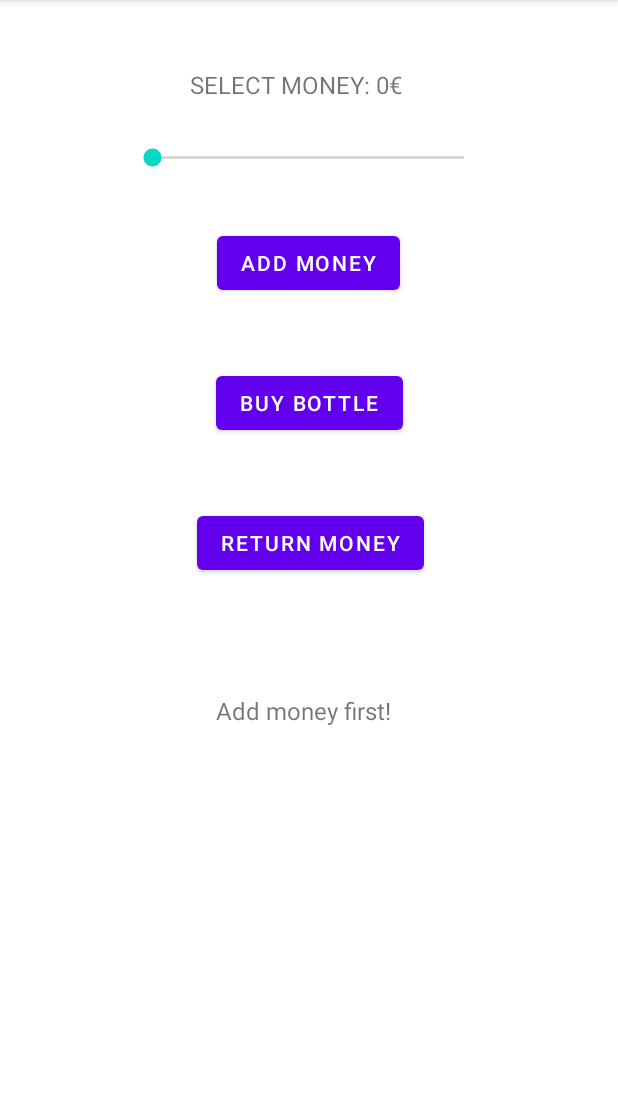
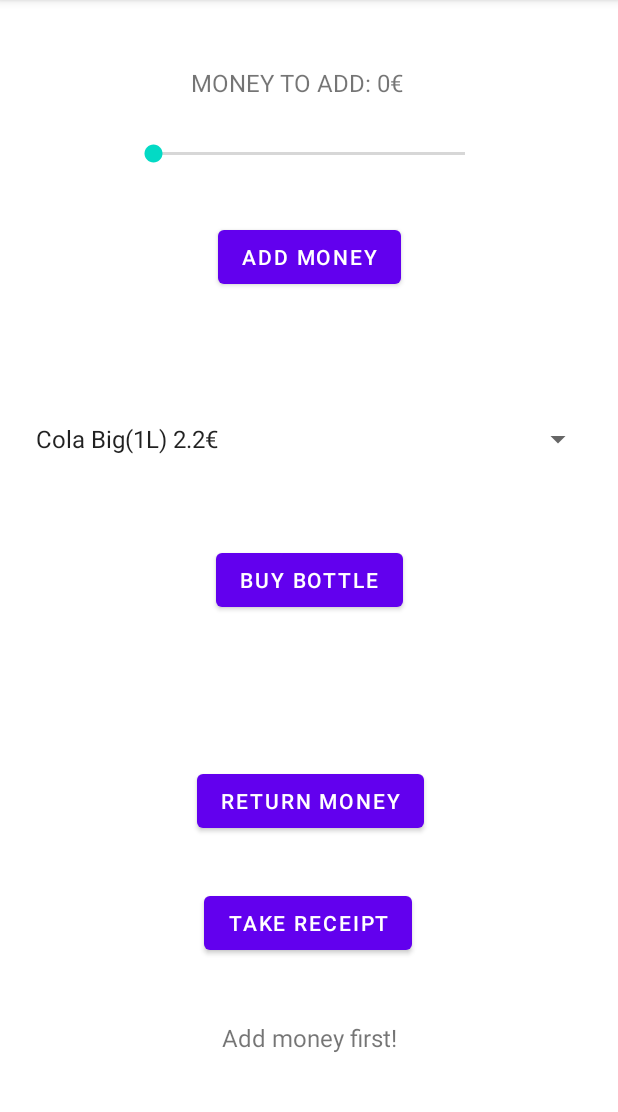
Before and after one commit to saugkim/Olio2021s_LUT, an Android app: the screen it shows after launch (MainActivity), after a tap on "BUY BOTTLE", on a phone screen of 412 x 824 dp, the part 84-1196 px from its top. Run offline under Robolectric (Android 15) with nearby library versions, the phone set to English and light mode, and no system bars; 2 other taps on this screen came first.

Commit message:
week 8, task 4 and 5

```diff
--- a/Week8/app/src/main/java/org/lut/week8/Bottle.java
+++ b/Week8/app/src/main/java/org/lut/week8/Bottle.java
@@ -7,9 +7,11 @@ public class Bottle {
     private double total_energy;
     private double size;
     private double prize;
+    private int productID;
 
 
     public Bottle(){
+        this.productID = 0;
         this.name = "Pepsi Max";
         this.manufacturer = "Pepsi";
         this.total_energy = 0.3;
@@ -17,12 +19,17 @@ public class Bottle {
         this.prize = 1.80;
     }
 
-    public Bottle(String name, String manuf, double totE, double size, double price){
+    public Bottle(int id, String name, String manuf, double totE, double size, double price){
+        this.productID = id;
         this.name = name;
         this.manufacturer = manuf;
         this.total_energy = totE;
         this.size = size;
         this.prize = price;
+    }
+
+    public int getProductID() {
+        return productID;
     }
 
     public String getName(){
@@ -49,6 +56,7 @@ public class Bottle {
 
 
     public String printBottle() {
-        return "bottles";
+        String ret = "Purchased item: "+ this.name + "  price: " + this.prize +"€";
+        return ret;
     }
 }
--- a/Week8/app/src/main/java/org/lut/week8/BottleDispenser.java
+++ b/Week8/app/src/main/java/org/lut/week8/BottleDispenser.java
@@ -8,24 +8,34 @@ public class BottleDispenser {
     private double money;
     private ArrayList<Bottle> bottleList = new ArrayList<Bottle>();
 
+    String[] products = {  "Cola Big(1L) 2.2€", "Cola Small(0.5L) 1.2€",
+            "Fanta Big(1L) 2.5€", "Fanta Small(0.5L) 1.5€",
+            "Sprite Big(1L) 2.2€", "Sprite Small(0.5L) 1.2€" };
+
     private BottleDispenser() {
-        bottles = 5;
+        bottles = 30;
         money = 0.0;
 
-        Bottle bot1 = new Bottle();
-        bottleList.add(bot1);
+        for (int i=0; i < 5 ; i++) {
 
-        Bottle bot2 = new Bottle("Pepsi Max", "Pepsi", 1, 1.5, 2.2);
-        bottleList.add(bot2);
+            Bottle bot1 = new Bottle(0, "Cola Max", "Pepsi", 1.0, 1.0, 2.2);
+            bottleList.add(bot1);
 
-        Bottle bot3 = new Bottle("Coca-Cola Zero", "Coca", 0.5, 0.5, 2.0);
-        bottleList.add(bot3);
+            Bottle bot2 = new Bottle(1, "Cola", "Pepsi", 0.5, 0.5, 1.2);
+            bottleList.add(bot2);
 
-        Bottle bot4 = new Bottle("Coca-Cola Zero", "Coca", 1.0, 1.5, 2.5);
-        bottleList.add(bot4);
+            Bottle bot3 = new Bottle(2, "Fanta Max", "Fanta", 1.0, 1.0, 2.5);
+            bottleList.add(bot3);
 
-        Bottle bot5 = new Bottle("Fanta Zero", "Fanta", 0.5, 0.5, 1.95);
-        bottleList.add(bot5);
+            Bottle bot4 = new Bottle(3, "Fanta", "Fanta", 0.5, 0.5, 1.5);
+            bottleList.add(bot4);
+
+            Bottle bot5 = new Bottle(4, "Sprite Max", "Pepsi", 1.0, 1.0, 2.2);
+            bottleList.add(bot5);
+
+            Bottle bot6 = new Bottle(5, "Sprite", "Pepsi", 0.5, 0.5, 1.2);
+            bottleList.add(bot6);
+        }
     }
 
     private static BottleDispenser instance;
@@ -38,13 +48,10 @@ public class BottleDispenser {
 
     public void listBottles() {
         for (int i=0; i<bottles;i++) {
-
             String ret = String.format("%1$d. Name: %2$s\n", i+1, bottleList.get(i).getName());
             String koko = String.format("%1$.1f", bottleList.get(i).getSize());
-            koko = koko.replace(",", ".");
             ret += "\tSize: " + koko + "\tPrice: ";
             String hinta = String.format("%1$.2f", bottleList.get(i).getPrice());
-            //hinta = hinta.replace(",", ".");
             if (hinta.substring(hinta.length()-1).equals("0")) {
                 hinta = hinta.substring(0, hinta.length()-1);
             }
@@ -53,32 +60,41 @@ public class BottleDispenser {
         }
     }
 
-
     public String addMoney(double amount) {
         this.money += amount;
-        return "Klink! Added more money!";
+        return "Klink! Added " + amount + "€, Total: " + this.money +"€!";
     }
 
     public void removeBottle(int index) {
-        bottleList.remove(index);
+        for (int i=0; i<this.bottles; i++) {
+            if (bottleList.get(i).getProductID() == index) {
+                bottleList.remove(i);
+                break;
+            }
+        }
     }
 
-    public String buyBottle(String choice) {
+    public String buyBottle(int index) {
         String ret="";
 
         int idx = -1;
-        idx = Integer.parseInt(choice)-1;
-        System.out.println(idx);
+        for (int i=0; i<this.bottles; i++) {
+            if (bottleList.get(i).getProductID() == index) {
+                idx = i;
+                break;
+            }
+        }
+        if (idx == -1) {
+            return products[index] + "IS SOLD OUT";
+        }
 
-        if (this.bottles >= 1 & this.money>=bottleList.get(idx).getPrice()) {
+        if (idx != -1 & this.money>=bottleList.get(idx).getPrice()) {
             this.bottles -= 1;
             this.money -= bottleList.get(idx).getPrice();
-            //System.out.println("KACHUNK! "+ bottleList.get(idx).getName() + " came out of the dispenser!");
             ret = "KACHUNK! " + bottleList.get(idx).getName() + " came out of the dispenser!";
-            removeBottle(idx);
+            //removeBottle(idx);
             return ret;
         }
-
         if (this.money < bottleList.get(idx).getPrice()) {
             return "Add money first!";
         }
@@ -89,7 +105,6 @@ public class BottleDispenser {
     public String returnMoney() {
         String ret = "";
         if (this.money == 0) {
-            //System.out.println("Klink klink!! All money gone!");
             ret = "Klink klink!! All money gone!";
         } else {
             String tmp = String.format("%1$.2f", this.money);
@@ -97,6 +112,16 @@ public class BottleDispenser {
             ret = "Klink klink. Money came out! You got " + tmp + "€ back";
         }
         return ret;
+    }
 
+    public String print(int index){
+        String ret = "";
+        for (int i=0; i<this.bottles; i++) {
+            if (bottleList.get(i).getProductID() == index) {
+                ret = bottleList.get(i).printBottle();
+                break;
+            }
+        }
+        return ret;
     }
 }
--- a/Week8/app/src/main/java/org/lut/week8/MainActivity.java
+++ b/Week8/app/src/main/java/org/lut/week8/MainActivity.java
@@ -2,22 +2,39 @@ package org.lut.week8;
 
 import androidx.appcompat.app.AppCompatActivity;
 
+import android.content.Context;
 import android.os.Bundle;
 import android.view.View;
+import android.widget.AdapterView;
+import android.widget.ArrayAdapter;
 import android.widget.Button;
-import android.widget.EditText;
 import android.widget.SeekBar;
+import android.widget.Spinner;
 import android.widget.TextView;
+import android.widget.Toast;
 
-public class MainActivity extends AppCompatActivity {
-    //
+import java.io.IOException;
+import java.io.OutputStreamWriter;
+import java.sql.Timestamp;
+
+public class MainActivity extends AppCompatActivity implements AdapterView.OnItemSelectedListener {
+
     BottleDispenser bd = BottleDispenser.getInstance();
     Button addMoneyBtn, buyBottleBtn, returnMoneyBtn;
     TextView textView;
     SeekBar seekBar;
     TextView barValue;
+    Spinner spinner;
     int amount;
-    public static String DEFAULT_VALUE ="SELECT MONEY: 0€";
+    int selectedIndex = -1;
+
+    String recieptMessage = "";
+
+    public static String DEFAULT_VALUE ="MONEY TO ADD: 0€";
+
+    String[] products = {   "Cola Big(1L) 2.2€", "Cola Small(0.5L) 1.2€",
+                            "Fanta Big(1L) 2.5€", "Fanta Small(0.5L) 1.5€",
+                            "Sprite Big(1L) 2.2€", "Sprite Small(0.5L) 1.2€" };
 
     @Override
     protected void onCreate(Bundle savedInstanceState) {
@@ -28,12 +45,19 @@ public class MainActivity extends AppCompatActivity {
         buyBottleBtn = (Button) findViewById(R.id.buyButton);
         returnMoneyBtn = (Button) findViewById(R.id.returnButton);
         textView = (TextView) findViewById(R.id.textView);
+        textView.setText("Display message here");
 
         seekBar = (SeekBar) findViewById(R.id.seekBar);
-        barValue = (TextView) findViewById(R.id.varValue);
+        barValue = (TextView) findViewById(R.id.varText);
         seekBar.setProgress(0);
         barValue.setText(DEFAULT_VALUE);
 
+        spinner = (Spinner) findViewById(R.id.spinner);
+        spinner.setOnItemSelectedListener(this);
+
+        ArrayAdapter adapter = new ArrayAdapter(this, android.R.layout.simple_spinner_item, products);
+        adapter.setDropDownViewResource(android.R.layout.simple_spinner_dropdown_item);
+        spinner.setAdapter(adapter);
 
         seekBar.setOnSeekBarChangeListener(new SeekBar.OnSeekBarChangeListener() {
             int seekValue = 0;
@@ -50,10 +74,9 @@ public class MainActivity extends AppCompatActivity {
 
             @Override
             public void onStopTrackingTouch(SeekBar seekBar) {
-                barValue.setText("SELECT MONEY: " + seekValue + "€");
+                barValue.setText("MONEY TO ADD: " + seekValue + "€");
             }
         });
-
     }
 
     public void setAmount(View v) {
@@ -69,13 +92,47 @@ public class MainActivity extends AppCompatActivity {
     }
 
     public void buyBottle(View v) {
-        String ret = bd.buyBottle("1");
+        if (selectedIndex == -1) {
+            textView.setText("select item from upper dropdown menu");
+            return;
+        }
+        String ret = bd.buyBottle(selectedIndex);
         textView.setText(ret);
+        recieptMessage = bd.print(selectedIndex);
+        bd.removeBottle(selectedIndex);
+    }
+
+    public void printReceipt(View v) {
+
+        textView.setText(recieptMessage);
+
+        Timestamp timestamp = new Timestamp(System.currentTimeMillis());
+        OutputStreamWriter osw = null;
+        String s = recieptMessage;
+        String filename = String.valueOf(timestamp.getTime() + ".txt");
+        try {
+            osw = new OutputStreamWriter(this.openFileOutput(filename, Context.MODE_PRIVATE));
+            osw.write(s);
+            osw.close();
+            textView.setText(recieptMessage + "\nsaved in " + filename);
+        } catch (IOException e) {
+            e.printStackTrace();
+        }
     }
 
     public void returnMoney(View v) {
         String ret = bd.returnMoney();
         textView.setText(ret);
+    }
+
+    @Override
+    public void onItemSelected(AdapterView<?> adapterView, View view, int position, long l) {
+        selectedIndex = position;
+    }
+
+    @Override
+    public void onNothingSelected(AdapterView<?> adapterView) {
+        Toast.makeText(getApplicationContext(), "Select from the dropdown menu", Toast.LENGTH_LONG).show();
     }
 }
 /*
@@ -89,58 +146,7 @@ This means the user chooses from the drop-down list the bottle they want to buy
 Afterwards the BottleDispenser either sells the product or says that they are out
 (you can use Spinner component for example).
 
-8.5. Add a functionality that makes it possible to print receipt of the last purchase for the user. The receipt should contain information that it is a receipt and what was purchased (name and price at least). The receipt is not printed to the user interface but instead, written to a file (that is defined in the program).
+8.5. Add a functionality that makes it possible to print receipt of the last purchase for the user.
+The receipt should contain information that it is a receipt and what was purchased (name and price at least).
+The receipt is not printed to the user interface but instead, written to a file (that is defined in the program).
 */
-
-
-/*
-public static void printInfo() {
-		String ret = "\n*** BOTTLE DISPENSER ***\r\n" +
-				"1) Add money to the machine\r\n" +
-				"2) Buy a bottle\r\n" +
-				"3) Take money out\r\n" +
-				"4) List bottles in the dispenser\r\n" +
-				"0) End\r\n";
-		System.out.print(ret);
-	}
-
-	public static void main(String[] args) {
-
-		Scanner scanner = new Scanner(System.in);
-		BottleDispenser bd = new BottleDispenser();
-
-		while(true) {
-			printInfo();
-
-		    System.out.print("Your Choice: ");
-		    String choice = scanner.nextLine();
-
-			if (choice.equals("0")){
-				break;
-			}
-
-			switch(choice) {
-				case "1":
-					bd.addMoney();
-					break;
-				case "2":
-					bd.listBottles();
-					System.out.print("Your choice: ");
-					choice = scanner.nextLine();
-					bd.buyBottle(choice);
-					break;
-				case "3":
-					bd.returnMoney();
-					break;
-				case "4":
-					bd.listBottles();
-					break;
-				default:
-					System.out.println("wrong input");
-					break;
-			}
-
-		}
-		scanner.close();
-	}
- */
--- a/Week8/app/src/main/res/layout/activity_main.xml
+++ b/Week8/app/src/main/res/layout/activity_main.xml
@@ -6,19 +6,42 @@
     android:layout_height="match_parent"
     tools:context=".MainActivity">
 
-    <TextView
-        android:id="@+id/textView"
+    <androidx.constraintlayout.widget.Guideline
+        android:id="@+id/guideline2"
         android:layout_width="wrap_content"
         android:layout_height="wrap_content"
-        android:layout_marginTop="32dp"
-        android:layout_marginBottom="254dp"
-        android:text="display message here"
+        android:orientation="horizontal"
+        app:layout_constraintGuide_percent="0.3"/>
+
+    <TextView
+        android:id="@+id/varText"
+        android:layout_width="158dp"
+        android:layout_height="wrap_content"
+        android:layout_marginStart="24dp"
+        android:layout_marginTop="16dp"
+        android:layout_marginEnd="24dp"
+        android:text="Select Money"
         android:textSize="16sp"
-        app:layout_constraintBottom_toBottomOf="parent"
-        app:layout_constraintHorizontal_bias="0.488"
-        app:layout_constraintLeft_toLeftOf="parent"
-        app:layout_constraintRight_toRightOf="parent"
-        app:layout_constraintTop_toBottomOf="@+id/returnButton" />
+        app:layout_constraintBottom_toTopOf="@+id/seekBar"
+        app:layout_constraintEnd_toEndOf="parent"
+        app:layout_constraintHorizontal_bias="0.5"
+        app:layout_constraintStart_toStartOf="parent"
+        app:layout_constraintTop_toTopOf="parent" />
+
+    <SeekBar
+        android:id="@+id/seekBar"
+        android:layout_width="240dp"
+        android:layout_height="18dp"
+        android:layout_marginStart="8dp"
+        android:layout_marginEnd="8dp"
+        android:indeterminate="false"
+        android:max="5"
+        android:progress="1"
+        app:layout_constraintBottom_toTopOf="@+id/addButton"
+        app:layout_constraintEnd_toEndOf="parent"
+        app:layout_constraintHorizontal_bias="0.5"
+        app:layout_constraintStart_toStartOf="parent"
+        app:layout_constraintTop_toBottomOf="@+id/varText" />
 
     <Button
         android:id="@+id/addButton"
@@ -28,11 +51,32 @@
         android:layout_marginBottom="8dp"
         android:onClick="addMoney"
         android:text="ADD MONEY"
-        app:layout_constraintBottom_toTopOf="@+id/buyButton"
+
+        app:layout_constraintBottom_toTopOf="@+id/guideline2"
         app:layout_constraintEnd_toEndOf="parent"
-        app:layout_constraintHorizontal_bias="0.498"
+        app:layout_constraintHorizontal_bias="0.5"
         app:layout_constraintStart_toStartOf="parent"
         app:layout_constraintTop_toBottomOf="@+id/seekBar" />
+
+    <androidx.constraintlayout.widget.Guideline
+        android:id="@+id/guideline3"
+        android:layout_width="wrap_content"
+        android:layout_height="wrap_content"
+        android:orientation="horizontal"
+        app:layout_constraintGuide_percent="0.60"/>
+
+    <Spinner
+        android:id="@+id/spinner"
+        android:layout_width="match_parent"
+        android:layout_height="wrap_content"
+        android:layout_marginStart="16dp"
+        android:layout_marginEnd="16dp"
+        android:layout_marginTop="8dp"
+        android:layout_marginBottom="8dp"
+        app:layout_constraintEnd_toEndOf="parent"
+        app:layout_constraintStart_toStartOf="parent"
+        app:layout_constraintBottom_toTopOf="@+id/buyButton"
+        app:layout_constraintTop_toBottomOf="@+id/guideline2" />
 
     <Button
         android:id="@+id/buyButton"
@@ -42,53 +86,51 @@
         android:layout_marginBottom="8dp"
         android:onClick="buyBottle"
         android:text="BUY BOTTLE"
-        app:layout_constraintBottom_toTopOf="@+id/returnButton"
         app:layout_constraintEnd_toEndOf="parent"
         app:layout_constraintStart_toStartOf="parent"
-        app:layout_constraintTop_toBottomOf="@+id/addButton" />
+        app:layout_constraintBottom_toTopOf="@+id/guideline3"
+        app:layout_constraintTop_toBottomOf="@+id/spinner" />
+
 
     <Button
         android:id="@+id/returnButton"
         android:layout_width="wrap_content"
         android:layout_height="wrap_content"
-        android:layout_marginTop="8dp"
-        android:layout_marginBottom="16dp"
+        android:layout_marginTop="16dp"
         android:onClick="returnMoney"
         android:text="Return Money"
+        app:layout_constraintBottom_toTopOf="@+id/takeReceipt"
+        app:layout_constraintEnd_toEndOf="parent"
+        app:layout_constraintHorizontal_bias="0.503"
+        app:layout_constraintStart_toStartOf="parent"
+        app:layout_constraintTop_toBottomOf="@+id/guideline3" />
+
+    <Button
+        android:id="@+id/takeReceipt"
+        android:layout_width="wrap_content"
+        android:layout_height="wrap_content"
+        android:onClick="printReceipt"
+        android:text="TAKE RECEIPT"
         app:layout_constraintBottom_toTopOf="@+id/textView"
         app:layout_constraintEnd_toEndOf="parent"
-        app:layout_constraintHorizontal_bias="0.504"
+        app:layout_constraintHorizontal_bias="0.498"
         app:layout_constraintStart_toStartOf="parent"
-        app:layout_constraintTop_toBottomOf="@+id/buyButton"
-        app:layout_constraintVertical_bias="0.981" />
-
-    <SeekBar
-        android:id="@+id/seekBar"
-        android:layout_width="240dp"
-        android:layout_height="18dp"
-        android:indeterminate="false"
-        android:max="5"
-        android:progress="1"
-        app:layout_constraintBottom_toTopOf="@+id/addButton"
-        app:layout_constraintEnd_toEndOf="parent"
-        app:layout_constraintHorizontal_bias="0.497"
-        app:layout_constraintStart_toStartOf="parent"
-        app:layout_constraintTop_toBottomOf="@+id/varValue" />
+        app:layout_constraintTop_toBottomOf="@+id/returnButton" />
 
     <TextView
-        android:id="@+id/varValue"
-        android:layout_width="158dp"
+        android:id="@+id/textView"
+        android:layout_width="wrap_content"
         android:layout_height="wrap_content"
-        android:layout_marginStart="24dp"
-        android:layout_marginTop="16dp"
-        android:layout_marginEnd="24dp"
-        android:text="Select Money"
+        android:layout_marginTop="8dp"
+        android:layout_marginBottom="32dp"
+        android:text="display message here"
         android:textSize="16sp"
-        app:layout_constraintBottom_toTopOf="@+id/seekBar"
-        app:layout_constraintEnd_toEndOf="parent"
-        app:layout_constraintHorizontal_bias="0.497"
-        app:layout_constraintStart_toStartOf="parent"
-        app:layout_constraintTop_toTopOf="parent"
-        app:layout_constraintVertical_bias="0.0" />
+        app:layout_constraintBottom_toBottomOf="parent"
+        app:layout_constraintLeft_toLeftOf="parent"
+        app:layout_constraintRight_toRightOf="parent"
+        app:layout_constraintTop_toBottomOf="@+id/takeReceipt" />
+
+
+
 
 </androidx.constraintlayout.widget.ConstraintLayout>
```
